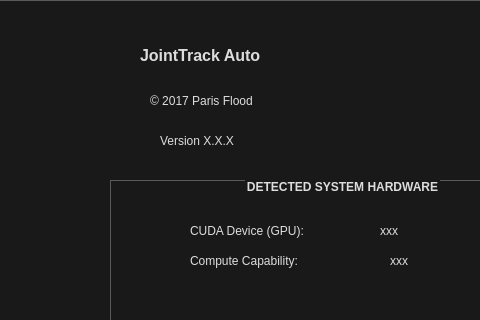
This is JTML/about.ui in ajensen1234/JTML as Qt 5 draws it before an edit; both pictures show x 210 to 690 and y 0 to 320 of the 932 by 476 pixel window. The edited form follows.
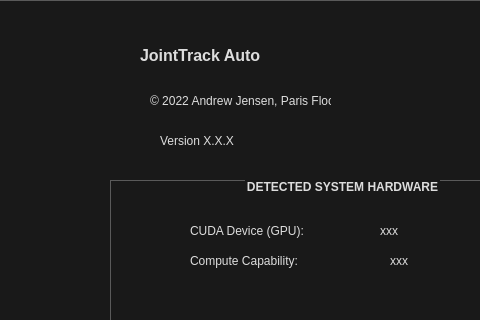
This is the edited form. Icons and pictures are not drawn.

Commit message: fixing some copyright and info

```diff
--- a/JTML/about.ui
+++ b/JTML/about.ui
@@ -430,12 +430,12 @@
     <rect>
      <x>360</x>
      <y>90</y>
-     <width>171</width>
+     <width>181</width>
      <height>21</height>
     </rect>
    </property>
    <property name="text">
-    <string>© 2017 Paris Flood</string>
+    <string>© 2022 Andrew Jensen, Paris Flood</string>
    </property>
   </widget>
   <widget class="QGroupBox" name="detected_group_box">
```
